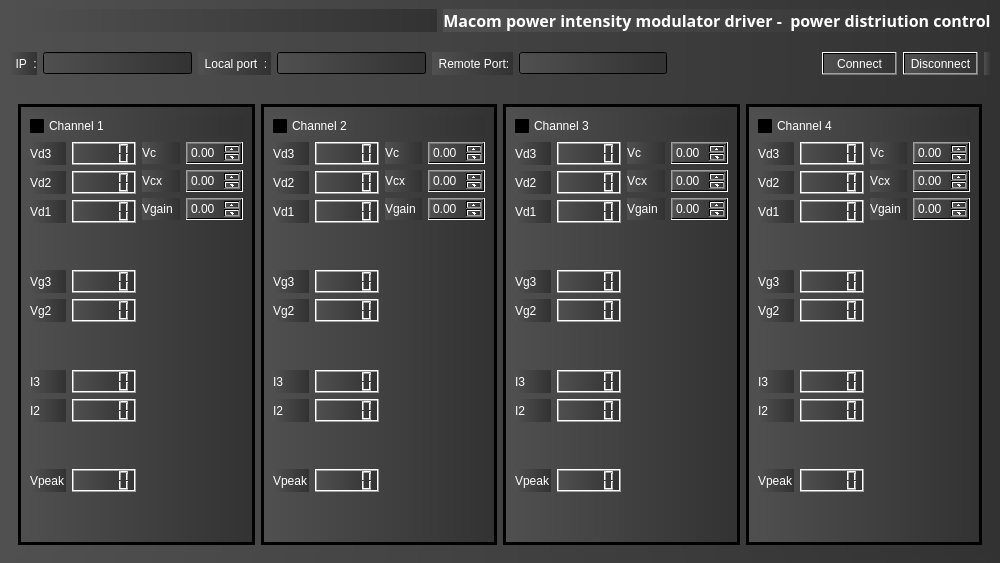
The window that MC_PW_UI/mainwindow.ui (tlatorre-uchicago/MC_DR_PW_UI) describes before a commit, drawn with Qt 5.
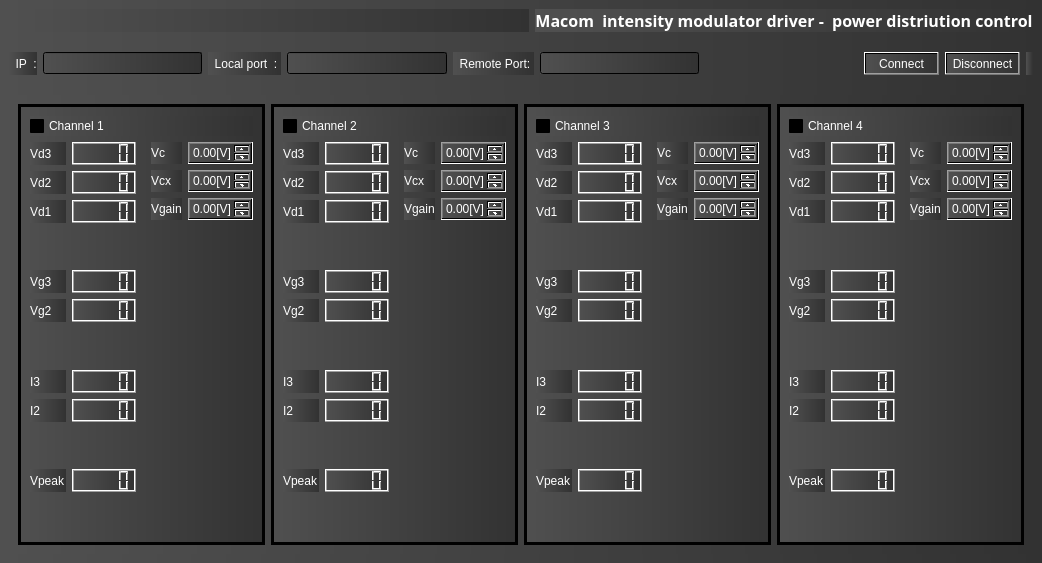
The same window after the commit. Icons and pictures are not drawn. Custom widgets are drawn as their Qt base class.

Patch:
```diff
--- a/MC_PW_UI/mainwindow.ui
+++ b/MC_PW_UI/mainwindow.ui
@@ -61,7 +61,7 @@
            <string notr="true">color: rgb(255, 255, 255);</string>
           </property>
           <property name="text">
-           <string>Macom power intensity modulator driver -  power distriution control</string>
+           <string>Macom  intensity modulator driver -  power distriution control</string>
           </property>
           <property name="alignment">
            <set>Qt::AlignHCenter|Qt::AlignTop</set>
@@ -179,7 +179,7 @@
     <item>
      <layout class="QHBoxLayout" name="horizontalLayout_2">
       <item>
-       <widget class="QFrame" name="">
+       <widget class="QFrame" name="frame">
         <property name="frameShape">
          <enum>QFrame::NoFrame</enum>
         </property>
@@ -188,7 +188,7 @@
         </property>
         <layout class="QHBoxLayout" name="horizontalLayout_3">
          <item>
-          <widget class="QFrame" name="">
+          <widget class="QFrame" name="frame">
            <property name="frameShape">
             <enum>QFrame::Box</enum>
            </property>
@@ -413,6 +413,9 @@
               </item>
               <item>
                <layout class="QVBoxLayout" name="verticalLayout_8">
+                <property name="leftMargin">
+                 <number>9</number>
+                </property>
                 <item>
                  <layout class="QHBoxLayout" name="horizontalLayout_8">
                   <item>
@@ -430,6 +433,15 @@
                     <property name="styleSheet">
                      <string notr="true">color: rgb(255, 255, 255);</string>
                     </property>
+                    <property name="suffix">
+                     <string>[V]</string>
+                    </property>
+                    <property name="maximum">
+                     <double>1.300000000000000</double>
+                    </property>
+                    <property name="singleStep">
+                     <double>0.020000000000000</double>
+                    </property>
                    </widget>
                   </item>
                  </layout>
@@ -451,6 +463,15 @@
                     <property name="styleSheet">
                      <string notr="true">color: rgb(255, 255, 255);</string>
                     </property>
+                    <property name="suffix">
+                     <string>[V]</string>
+                    </property>
+                    <property name="maximum">
+                     <double>2.000000000000000</double>
+                    </property>
+                    <property name="singleStep">
+                     <double>0.020000000000000</double>
+                    </property>
                    </widget>
                   </item>
                  </layout>
@@ -472,6 +493,15 @@
                     <property name="styleSheet">
                      <string notr="true">color: rgb(255, 255, 255);</string>
                     </property>
+                    <property name="suffix">
+                     <string>[V]</string>
+                    </property>
+                    <property name="maximum">
+                     <double>2.500000000000000</double>
+                    </property>
+                    <property name="singleStep">
+                     <double>0.020000000000000</double>
+                    </property>
                    </widget>
                   </item>
                  </layout>
@@ -497,7 +527,7 @@
           </widget>
          </item>
          <item>
-          <widget class="QFrame" name="">
+          <widget class="QFrame" name="frame">
            <property name="frameShape">
             <enum>QFrame::Box</enum>
            </property>
@@ -722,6 +752,9 @@
               </item>
               <item>
                <layout class="QVBoxLayout" name="verticalLayout_17">
+                <property name="leftMargin">
+                 <number>9</number>
+                </property>
                 <item>
                  <layout class="QHBoxLayout" name="horizontalLayout_68">
                   <item>
@@ -739,6 +772,15 @@
                     <property name="styleSheet">
                      <string notr="true">color: rgb(255, 255, 255);</string>
                     </property>
+                    <property name="suffix">
+                     <string>[V]</string>
+                    </property>
+                    <property name="maximum">
+                     <double>1.300000000000000</double>
+                    </property>
+                    <property name="singleStep">
+                     <double>0.020000000000000</double>
+                    </property>
                    </widget>
                   </item>
                  </layout>
@@ -760,6 +802,15 @@
                     <property name="styleSheet">
                      <string notr="true">color: rgb(255, 255, 255);</string>
                     </property>
+                    <property name="suffix">
+                     <string>[V]</string>
+                    </property>
+                    <property name="maximum">
+                     <double>2.000000000000000</double>
+                    </property>
+                    <property name="singleStep">
+                     <double>0.020000000000000</double>
+                    </property>
                    </widget>
                   </item>
                  </layout>
@@ -781,6 +832,15 @@
                     <property name="styleSheet">
                      <string notr="true">color: rgb(255, 255, 255);</string>
                     </property>
+                    <property name="suffix">
+                     <string>[V]</string>
+                    </property>
+                    <property name="maximum">
+                     <double>2.500000000000000</double>
+                    </property>
+                    <property name="singleStep">
+                     <double>0.040000000000000</double>
+                    </property>
                    </widget>
                   </item>
                  </layout>
@@ -806,7 +866,7 @@
           </widget>
          </item>
          <item>
-          <widget class="QFrame" name="">
+          <widget class="QFrame" name="frame">
            <property name="frameShape">
             <enum>QFrame::Box</enum>
            </property>
@@ -1031,6 +1091,9 @@
               </item>
               <item>
                <layout class="QVBoxLayout" name="verticalLayout_19">
+                <property name="leftMargin">
+                 <number>9</number>
+                </property>
                 <item>
                  <layout class="QHBoxLayout" name="horizontalLayout_83">
                   <item>
@@ -1048,6 +1111,15 @@
                     <property name="styleSheet">
                      <string notr="true">color: rgb(255, 255, 255);</string>
                     </property>
+                    <property name="suffix">
+                     <string>[V]</string>
+                    </property>
+                    <property name="maximum">
+                     <double>1.300000000000000</double>
+                    </property>
+                    <property name="singleStep">
+                     <double>0.050000000000000</double>
+                    </property>
                    </widget>
                   </item>
                  </layout>
@@ -1069,6 +1141,15 @@
                     <property name="styleSheet">
                      <string notr="true">color: rgb(255, 255, 255);</string>
                     </property>
+                    <property name="suffix">
+                     <string>[V]</string>
+                    </property>
+                    <property name="maximum">
+                     <double>2.000000000000000</double>
+                    </property>
+                    <property name="singleStep">
+                     <double>0.020000000000000</double>
+                    </property>
                    </widget>
                   </item>
                  </layout>
@@ -1090,6 +1171,15 @@
                     <property name="styleSheet">
                      <string notr="true">color: rgb(255, 255, 255);</string>
                     </property>
+                    <property name="suffix">
+                     <string>[V]</string>
+                    </property>
+                    <property name="maximum">
+                     <double>2.500000000000000</double>
+                    </property>
+                    <property name="singleStep">
+                     <double>0.040000000000000</double>
+                    </property>
                    </widget>
                   </item>
                  </layout>
@@ -1115,7 +1205,7 @@
           </widget>
          </item>
          <item>
-          <widget class="QFrame" name="">
+          <widget class="QFrame" name="frame">
            <property name="frameShape">
             <enum>QFrame::Box</enum>
            </property>
@@ -1340,6 +1430,9 @@
               </item>
               <item>
                <layout class="QVBoxLayout" name="verticalLayout_21">
+                <property name="leftMargin">
+                 <number>9</number>
+                </property>
                 <item>
                  <layout class="QHBoxLayout" name="horizontalLayout_93">
                   <item>
@@ -1357,6 +1450,15 @@
                     <property name="styleSheet">
                      <string notr="true">color: rgb(255, 255, 255);</string>
                     </property>
+                    <property name="suffix">
+                     <string>[V]</string>
+                    </property>
+                    <property name="maximum">
+                     <double>1.300000000000000</double>
+                    </property>
+                    <property name="singleStep">
+                     <double>0.050000000000000</double>
+                    </property>
                    </widget>
                   </item>
                  </layout>
@@ -1378,6 +1480,15 @@
                     <property name="styleSheet">
                      <string notr="true">color: rgb(255, 255, 255);</string>
                     </property>
+                    <property name="suffix">
+                     <string>[V]</string>
+                    </property>
+                    <property name="maximum">
+                     <double>2.000000000000000</double>
+                    </property>
+                    <property name="singleStep">
+                     <double>0.020000000000000</double>
+                    </property>
                    </widget>
                   </item>
                  </layout>
@@ -1399,6 +1510,15 @@
                     <property name="styleSheet">
                      <string notr="true">color: rgb(255, 255, 255);</string>
                     </property>
+                    <property name="suffix">
+                     <string>[V]</string>
+                    </property>
+                    <property name="maximum">
+                     <double>2.500000000000000</double>
+                    </property>
+                    <property name="singleStep">
+                     <double>0.040000000000000</double>
+                    </property>
                    </widget>
                   </item>
                  </layout>
```
Left out of the diff: 4 changed lines with no effect on the pictures.
